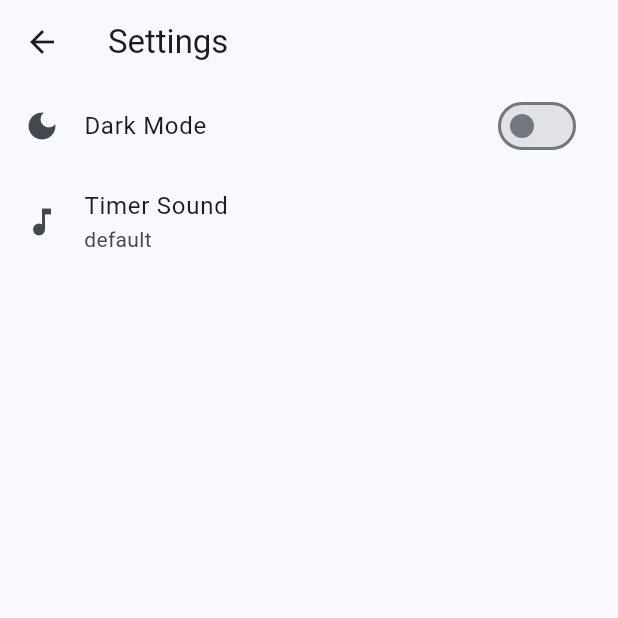
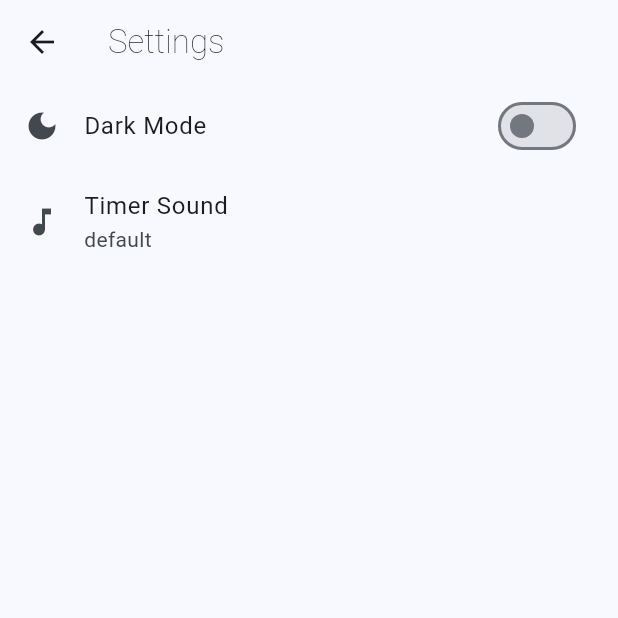
Before and after one commit to AhmadMahdaly/Focus_tracker, a Flutter app: the screen it shows after launch, in the side drawer, after a tap on "Settings", on a phone screen of 412 x 824 dp, the top half of it. Run offline on Flutter 3.47's test engine with Material 3 defaults, Android fonts, the phone set to English and light mode, and no system bars; our stand-ins replace audioplayers, fl_chart, flutter_local_notifications, hive, hive_flutter, percent_indicator and 1 more; accounts and stored records are empty.

Commit message:
Enhance SettingsScreen title style for improved UI consistency

```diff
--- a/lib/screens/settings_screen.dart
+++ b/lib/screens/settings_screen.dart
@@ -35,7 +35,12 @@ class _SettingsScreenState extends State<SettingsScreen> {
   @override
   Widget build(BuildContext context) {
     return Scaffold(
-      appBar: AppBar(title: const Text("Settings")),
+      appBar: AppBar(
+        title: const Text(
+          "Settings",
+          style: TextStyle(fontWeight: FontWeight.w200),
+        ),
+      ),
       body: Column(
         children: [
           ListTile(
```
